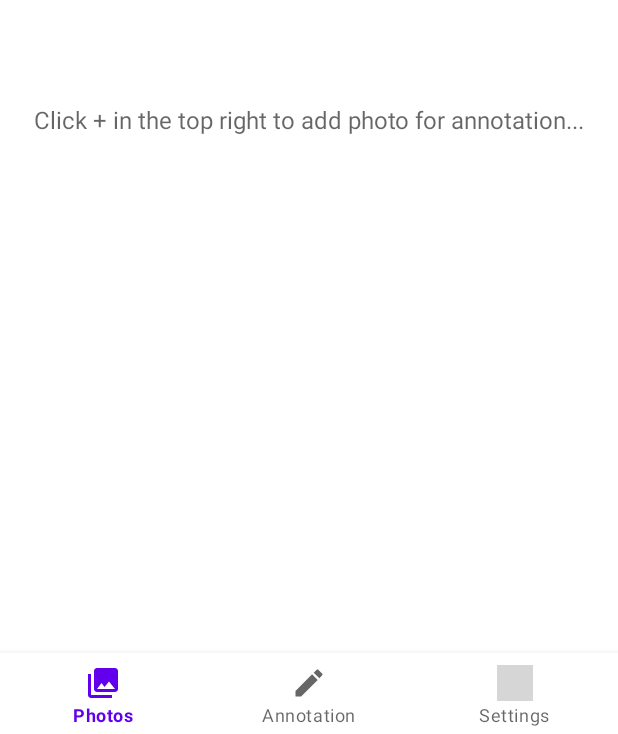
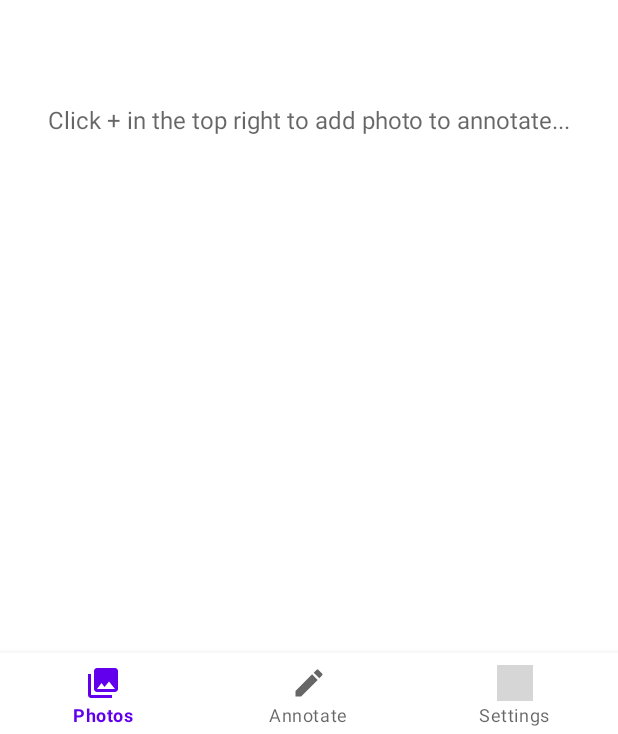
Before and after one commit to zfdang/dimension-marking-camera, an Android app: the screen it shows after launch (MainActivity), on a phone screen of 412 x 824 dp. Shown: the part 499-1233 px from the top of the screen. Run offline under Robolectric (Android 15) with nearby library versions, the phone set to English and light mode, and no system bars; our stand-ins replace Room's generated code; libraries missing offline, so code that uses them is left out: com.github.chrisbanes.photoview; pictures from the network do not load; 4 statements that could not run were skipped; grey boxes are pictures that could not be loaded.

Commit message:
adjust start / end point style; adjust text

```diff
--- a/app/src/main/java/com/zfdang/dimensioncam/ui/settings/SettingsManager.java
+++ b/app/src/main/java/com/zfdang/dimensioncam/ui/settings/SettingsManager.java
@@ -8,9 +8,9 @@ public class SettingsManager {
     private static final String KEY_ARROW_STYLE = "arrow_style";
     private static final String KEY_LANGUAGE = "language";
 
-    public static final int STYLE_ARROW = 0;
-    public static final int STYLE_T_SHAPE = 1;
-    public static final int STYLE_DOT = 2;
+    public static final int STYLE_T_ARROW_T = 0; // |<----->| T型箭头T型
+    public static final int STYLE_T_T = 1; // |-----| T型T型
+    public static final int STYLE_ARROW_ARROW = 2; // <-----> 箭头箭头
 
     private SharedPreferences prefs;
 
@@ -19,7 +19,7 @@ public class SettingsManager {
     }
 
     public int getArrowStyle() {
-        return prefs.getInt(KEY_ARROW_STYLE, STYLE_ARROW);
+        return prefs.getInt(KEY_ARROW_STYLE, STYLE_T_ARROW_T);
     }
 
     public void setArrowStyle(int style) {
--- a/app/src/main/res/layout/fragment_settings.xml
+++ b/app/src/main/res/layout/fragment_settings.xml
@@ -24,14 +24,14 @@
         <TextView
             android:layout_width="wrap_content"
             android:layout_height="wrap_content"
-            android:text="@string/pref_arrow_style"
+            android:text="@string/pref_arrow_style_title"
             android:textSize="18sp" />
 
         <TextView
             android:id="@+id/tv_arrow_style_value"
             android:layout_width="wrap_content"
             android:layout_height="wrap_content"
-            android:text="@string/style_arrow"
+            android:text="@string/style_t_arrow_t"
             android:textColor="#757575" />
     </LinearLayout>
 
--- a/app/src/main/res/menu/menu_bottom_nav.xml
+++ b/app/src/main/res/menu/menu_bottom_nav.xml
@@ -8,7 +8,7 @@
     <item
         android:id="@+id/navigation_annotation"
         android:icon="@drawable/ic_edit"
-        android:title="@string/title_annotation" />
+        android:title="@string/title_annotate" />
 
     <item
         android:id="@+id/navigation_settings"
--- a/app/src/main/res/values/strings.xml
+++ b/app/src/main/res/values/strings.xml
@@ -2,10 +2,11 @@
     <string name="app_name">DimCam</string>
     <string name="title_photos">Photos</string>
     <string name="title_annotation">Annotation</string>
+    <string name="title_annotate">Annotate</string>
     <string name="title_settings">Settings</string>
 
     <!-- Photos Tab -->
-    <string name="action_add_photo">Add Photo for Annotation:</string>
+    <string name="action_add_photo">Add Photo to Annotate:</string>
     <string name="action_delete">Delete</string>
     <string name="confirm_delete_title">Delete Photo?</string>
     <string name="confirm_delete_message">This will remove the photo from the app but keep the original file.</string>
@@ -14,13 +15,13 @@
     <string name="annotation_count">%d annotations</string>
     <string name="action_export">Export</string>
     <string name="hint_select_photo">Please select a photo from the photos list to annotate...</string>
-    <string name="hint_add_photo">Click + in the top right to add photo for annotation...</string>
+    <string name="hint_add_photo">Click + in the top right to add photo to annotate...</string>
 
     <!-- Annotation Tab -->
     <string name="action_undo">Undo</string>
     <string name="action_add_annotation">Add Annotation</string>
     <string name="dialog_annotation_properties">Annotation Properties</string>
-    <string name="label_distance">Distance</string>
+    <string name="label_distance">Dimension</string>
     <string name="label_color">Color</string>
     <string name="label_width">Line Width</string>
     <string name="pref_unit">Unit</string>
@@ -30,10 +31,10 @@
     <string name="unit_m">m</string>
 
     <!-- Settings Tab -->
-    <string name="pref_arrow_style">Arrow Style</string>
-    <string name="style_arrow">Arrow</string>
-    <string name="style_t_shape">T-Shape</string>
-    <string name="style_dot">Dot</string>
+    <string name="pref_arrow_style_title">Endpoint Style</string>
+    <string name="style_t_arrow_t">|&lt;-----&gt;| (T-Arrow-T)</string>
+    <string name="style_t_t">|-----| (T-T)</string>
+    <string name="style_arrow_arrow">&lt;-----&gt; (Arrow-Arrow)</string>
     <string name="color_red">Red</string>
     <string name="color_green">Green</string>
     <string name="color_blue">Blue</string>
```
Also changed, not shown: app/src/main/java/com/zfdang/dimensioncam/ui/MainActivity.java (+9 -5 lines), app/src/main/java/com/zfdang/dimensioncam/ui/annotation/AnnotationDrawer.java (+29 -16 lines), app/src/main/java/com/zfdang/dimensioncam/ui/settings/SettingsFragment.java (+22 -12 lines), 1 other file.
